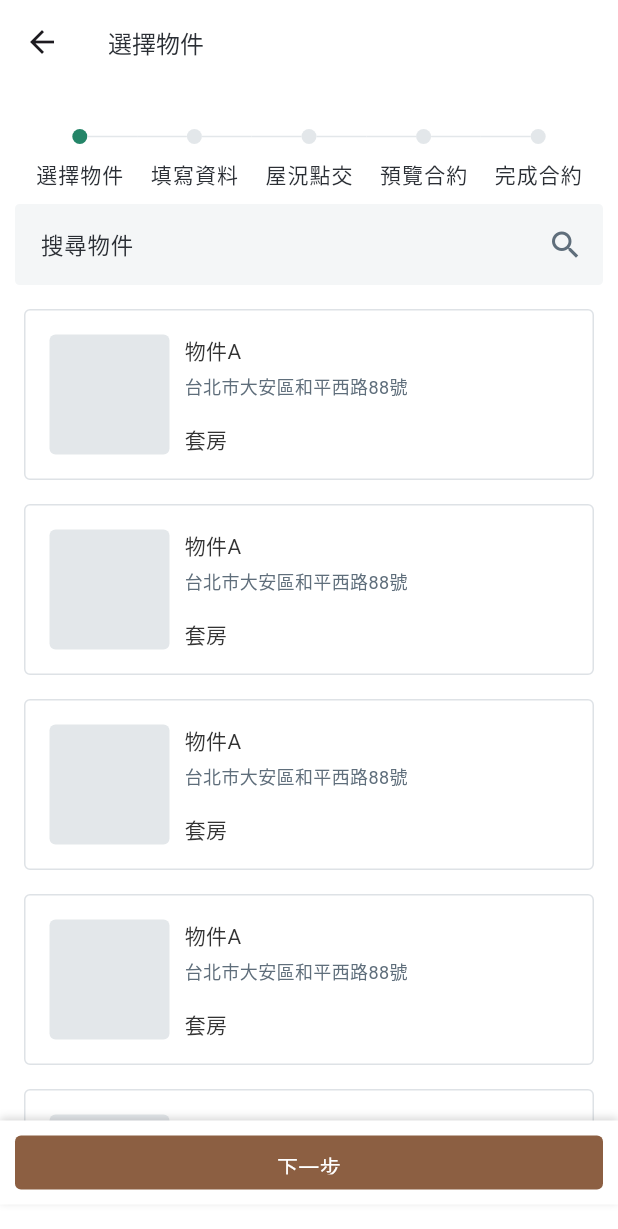
After one commit to datapkt-dev/mylo-app, a Flutter app: the ContractNew screen opened directly, on a phone screen of 412 x 824 dp. The commit adds this screen. Shown: the top 1229 px of the screen. Run offline on Flutter 3.47's test engine with Material 3 defaults, Android fonts, the phone set to English and light mode, and no system bars; drawn by our look-alikes of timelines; our stand-ins replace flutter_svg, gap, qr_flutter; Roboto replaces fonts that are missing (PingFang SC, PingFang TC).

Commit message:
[add] contract_new.dart [edit] page_frame.dart

```diff
--- /dev/null
+++ b/lib/modules/contract/pages/contract_new.dart
@@ -0,0 +1,263 @@
+import 'dart:developer';
+
+import 'package:flutter/material.dart';
+import 'package:gap/gap.dart';
+import 'package:timelines/timelines.dart';
+
+class ContractNew extends StatefulWidget {
+  const ContractNew({super.key});
+
+  @override
+  State<ContractNew> createState() => _ContractNewState();
+}
+
+class _ContractNewState extends State<ContractNew> {
+  final int _totalStages = 5;
+  final List<String> _processes = ['選擇物件', '填寫資料', '屋況點交', '預覽合約', '完成合約',];
+  int _currentStage = 0;
+  int _selectedItem = -1;
+
+  @override
+  Widget build(BuildContext context) {
+    return Scaffold(
+      backgroundColor: Colors.white,
+      appBar: AppBar(
+        backgroundColor: Colors.white,
+        scrolledUnderElevation: 0,
+        elevation: 0,
+        centerTitle: false,
+        title: const Text(
+          '選擇物件',
+          style: TextStyle(
+            color: Color(0xFF2B2F35),
+            fontSize: 16,
+            fontFamily: 'PingFang SC',
+            fontWeight: FontWeight.w500,
+          ),
+        ),
+      ),
+      body: Column(
+        children: [
+          Expanded(
+            child: SingleChildScrollView(
+              child: Column(
+                children: [
+                  Padding(
+                    padding: const EdgeInsets.symmetric(horizontal: 10,),
+                    child: Column(
+                      children: [
+                        Container(
+                          height: 70,
+                          alignment: Alignment.topCenter,
+                          child: Timeline.tileBuilder(
+                            shrinkWrap: true,
+                            padding: EdgeInsets.zero,
+                            theme: TimelineThemeData(
+                              direction: Axis.horizontal,
+                              connectorTheme: const ConnectorThemeData(space: 8.0, thickness: 1.0),
+                            ),
+                            builder: TimelineTileBuilder.connected(
+                              connectionDirection: ConnectionDirection.before,
+                              itemCount: _totalStages,
+                              itemExtentBuilder: (_, __) {
+                                return (MediaQuery.of(context).size.width - 30) / _totalStages;
+                              },
+                              oppositeContentsBuilder: (context, index) {
+                                return Container();
+                              },
+                              contentsBuilder: (context, index) {
+                                return Container(
+                                  padding: EdgeInsets.only(top: 10,),
+                                  child: Text(
+                                    '${_processes[index]}',
+                                    style: const TextStyle(
+                                      color: Color(0xFF2B2F35),
+                                      fontSize: 14,
+                                      fontFamily: 'PingFang TC',
+                                      fontWeight: FontWeight.w400,
+                                      letterSpacing: 0.70,
+                                    ),
+                                  ),
+                                );
+                              },
+                              indicatorBuilder: (_, index) {
+                                if (index <= _currentStage) {
+                                  // 完成的節點
+                                  return const DotIndicator(
+                                    size: 10.0,
+                                    color: Color(0xFF248568),
+                                  );
+                                } else {
+                                  // 未完成的節點
+                                  return const DotIndicator(
+                                    size: 10.0,
+                                    color: Color(0xFFE3E7EA),
+                                  );
+                                }
+                              },
+                              connectorBuilder: (_, index, type) {
+                                return const SolidLineConnector(
+                                  color: Color(0xFFE3E7EA),
+                                  thickness: 1.0,
+                                );
+
+                              },
+                            ),
+                          ),
+                        ),
+                        const Gap(10),
+                        Container(
+                          decoration: ShapeDecoration(
+                            color: const Color(0xFFF4F6F7),
+                            shape: RoundedRectangleBorder(
+                              side: const BorderSide(width: 1, color: Color(0xFFF4F6F7)),
+                              borderRadius: BorderRadius.circular(3),
+                            ),
+                          ),
+                          child: TextField(
+                            maxLines: 1,
+                            decoration: const InputDecoration(
+                              hintText: '搜尋物件',
+                              hintStyle: TextStyle(
+                                color: Color(0xFF2B2F35),
+                                fontSize: 15,
+                                fontFamily: 'PingFang TC',
+                                fontWeight: FontWeight.w400,
+                              ),
+                              border: InputBorder.none,
+                              contentPadding: EdgeInsets.symmetric(vertical: 14, horizontal: 16),
+                              suffixIcon: Icon(
+                                Icons.search,
+                                color: Color(0xFF5F6E7B),
+                              ),
+                            ),
+                            onChanged: (value) {},
+                          ),
+                        ),
+                      ],
+                    ),
+                  ),
+                  Padding(
+                    padding: const EdgeInsets.all(16),
+                    child: Column(
+                      children: List.generate(6, (index) {
+                        return GestureDetector(
+                          onTap: () {
+                            setState(() {
+                              _selectedItem = index;
+                            });
+                          },
+                          child: Container(
+                            margin: const EdgeInsets.only(bottom: 16,),
+                            padding: const EdgeInsets.all(16),
+                            decoration: ShapeDecoration(
+                              color: _selectedItem == index ? const Color(0xFFF7F4EF) : Colors.white,
+                              shape: RoundedRectangleBorder(
+                                side: BorderSide(
+                                  width: 1,
+                                  color: _selectedItem == index ? const Color(0xFF8C5F42) : const Color(0xFFDEE2E6),
+                                ),
+                                borderRadius: BorderRadius.circular(4),
+                              ),
+                            ),
+                            child: Row(
+                              children: [
+                                Container(
+                                  width: 80,
+                                  height: 80,
+                                  decoration: ShapeDecoration(
+                                    color: const Color(0xFFE3E7EA),
+                                    shape: RoundedRectangleBorder(borderRadius: BorderRadius.circular(4)),
+                                  ),
+                                ),
+                                const Gap(10),
+                                const Expanded(
+                                  child: Column(
+                                    crossAxisAlignment: CrossAxisAlignment.start,
+                                    children: [
+                                      Text(
+                                        '物件A',
+                                        style: TextStyle(
+                                          color: Color(0xFF333333),
+                                          fontSize: 14,
+                                          fontFamily: 'PingFang TC',
+                                          fontWeight: FontWeight.w400,
+                                        ),
+                                      ),
+                                      Gap(4),
+                                      Text(
+                                        '台北市大安區和平西路88號',
+                                        style: TextStyle(
+                                          color: Color(0xFF5F6E7B),
+                                          fontSize: 12,
+                                          fontFamily: 'PingFang TC',
+                                          fontWeight: FontWeight.w400,
+                                        ),
+                                      ),
+                                      Gap(16),
+                                      Text(
+                                        '套房',
+                                        style: TextStyle(
+                                          color: Color(0xFF333333),
+                                          fontSize: 14,
+                                          fontFamily: 'PingFang TC',
+                                          fontWeight: FontWeight.w400,
+                                        ),
+                                      ),
+                                    ],
+                                  ),
+                                ),
+                              ],
+                            ),
+                          ),
+                        );
+                      }),
+                    ),
+                  ),
+                ],
+              ),
+            ),
+          ),
+          Align(
+            alignment: Alignment.bottomCenter,
+            child: Container(
+              height: 56,
+              padding: const EdgeInsets.all(10),
+              margin: const EdgeInsets.only(bottom: 21),
+              decoration: const BoxDecoration(
+                color: Colors.white,
+                boxShadow: [
+                  BoxShadow(
+                    color: Color(0x33333333),
+                    blurRadius: 4,
+                    offset: Offset(0, -2),
+                    spreadRadius: 0,
+                  )
+                ],
+              ),
+              child: Container(
+                height: 38,
+                padding: const EdgeInsets.symmetric(horizontal: 16, vertical: 10),
+                alignment: Alignment.center,
+                decoration: ShapeDecoration(
+                  color: const Color(0xFF8C5F42),
+                  shape: RoundedRectangleBorder(borderRadius: BorderRadius.circular(4)),
+                ),
+                child: const Text(
+                  '下一步',
+                  textAlign: TextAlign.center,
+                  style: TextStyle(
+                    color: Colors.white,
+                    fontSize: 14,
+                    fontFamily: 'PingFang SC',
+                    fontWeight: FontWeight.w500,
+                  ),
+                ),
+              ),
+            ),
+          )
+        ],
+      )
+    );
+  }
+}
--- a/lib/modules/page_frame.dart
+++ b/lib/modules/page_frame.dart
@@ -1,6 +1,7 @@
 import 'package:flutter/material.dart';
 import 'package:flutter_svg/svg.dart';
 import 'package:gap/gap.dart';
+import 'package:mylo/modules/contract/pages/contract_new.dart';
 import 'contract/pages/contract_detail.dart';
 
 class PageFrame extends StatefulWidget {
@@ -85,7 +86,7 @@ class _PageFrameState extends State<PageFrame> {
                   ),
                   onChanged: (value) {},
                 ),
-              )
+              ),
             ),
             Expanded(
               child: Container(
@@ -171,7 +172,7 @@ class _PageFrameState extends State<PageFrame> {
                                           child: Column(
                                             mainAxisAlignment: MainAxisAlignment.center,
                                             mainAxisSize: MainAxisSize.min,
-                                            children: <Widget>[
+                                            children: [
                                               const Text('Modal BottomSheet'),
                                               ElevatedButton(
                                                 child: const Text('Close BottomSheet'),
@@ -407,6 +408,78 @@ class _PageFrameState extends State<PageFrame> {
       ),
       floatingActionButton: InkWell(
         onTap: () {
+          showModalBottomSheet(
+            context: context,
+            builder: (BuildContext context) {
+              return SizedBox(
+                height: 200,
+                child: Center(
+                  child: Column(
+                    mainAxisAlignment: MainAxisAlignment.start,
+                    mainAxisSize: MainAxisSize.min,
+                    children: [
+                      GestureDetector(
+                        onTap: () {
+                          Navigator.push(
+                            context,
+                            MaterialPageRoute(builder: (context) => const ContractNew()),
+                          );
+                        },
+                        child: Container(
+                          width: double.infinity,
+                          height: 40,
+                          padding: const EdgeInsets.symmetric(horizontal: 16,),
+                          // color: Colors.red,
+                          alignment: Alignment.centerLeft,
+                          child: const Text(
+                            '新增合約',
+                            style: TextStyle(
+                              color: Color(0xFF222222),
+                              fontSize: 16,
+                              fontFamily: 'PingFang TC',
+                              fontWeight: FontWeight.w500,
+                            ),
+                          ),
+                        ),
+                      ),
+                      Container(
+                        width: double.infinity,
+                        height: 40,
+                        padding: const EdgeInsets.symmetric(horizontal: 16,),
+                        // color: Colors.orange,
+                        alignment: Alignment.centerLeft,
+                        child: const Text(
+                          '上傳合約',
+                          style: TextStyle(
+                            color: Color(0xFF2B2F35),
+                            fontSize: 15,
+                            fontFamily: 'PingFang TC',
+                            fontWeight: FontWeight.w400,
+                          ),
+                        ),
+                      ),
+                      Container(
+                        width: double.infinity,
+                        height: 40,
+                        padding: const EdgeInsets.symmetric(horizontal: 16,),
+                        // color: Colors.yellow,
+                        alignment: Alignment.centerLeft,
+                        child: const Text(
+                          '自訂合約',
+                          style: TextStyle(
+                            color: Color(0xFF2B2F35),
+                            fontSize: 15,
+                            fontFamily: 'PingFang TC',
+                            fontWeight: FontWeight.w400,
+                          ),
+                        ),
+                      ),
+                    ],
+                  ),
+                ),
+              );
+            },
+          );
           setState(() {
             _selectedIndex = 4;
           });
--- a/pubspec.yaml
+++ b/pubspec.yaml
@@ -38,6 +38,7 @@ dependencies:
   flutter_svg: ^2.0.16
   gap: ^3.0.1
   qr_flutter: ^4.1.0
+  timelines: ^0.1.0
 
 dev_dependencies:
   flutter_test:
```
Also changed, not shown: pubspec.lock.
